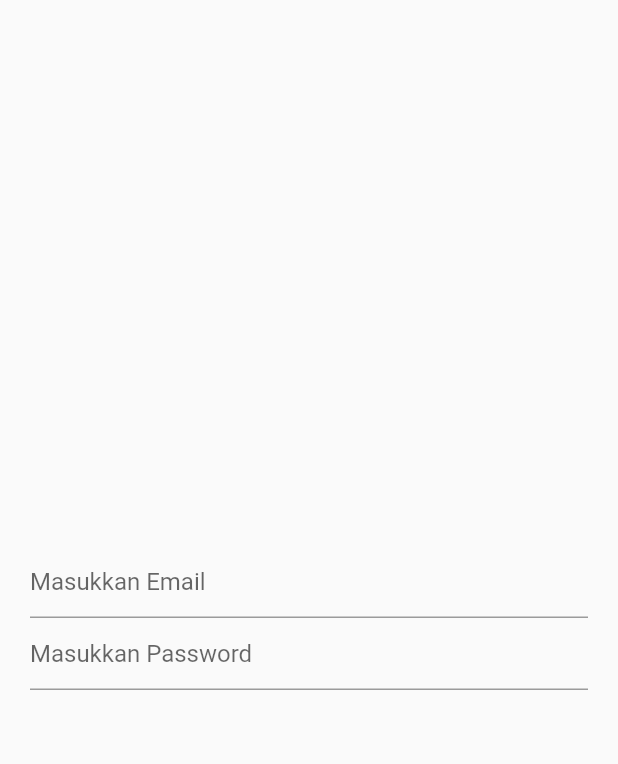
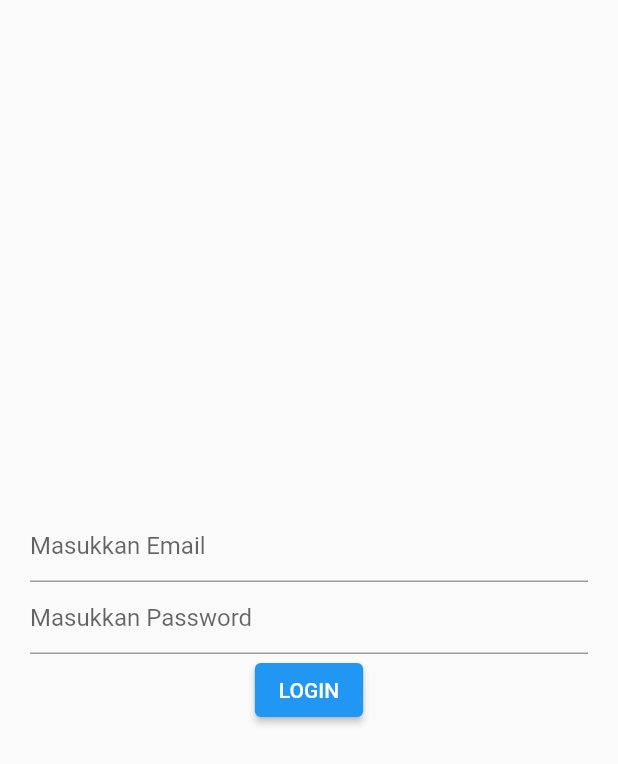
Before and after one commit to bintangpz/smart_polnes, a Flutter app: the screen it shows after launch, on a phone screen of 412 x 824 dp. Shown: the top 764 px of the screen. Run offline on Flutter 3.47's test engine with Material 2 defaults, Android fonts, the phone set to English and light mode, and no system bars.

Commit message:
modified:   lib/login_page.dart

```diff
--- a/lib/login_page.dart
+++ b/lib/login_page.dart
@@ -23,6 +23,7 @@ class _LoginPageState extends State<LoginPage> {
               TextFormField(
                 decoration: InputDecoration(hintText: "Masukkan Password"),
               ),
+              ElevatedButton(onPressed: () {}, child: Text("LOGIN")),
             ]),
           ),
         ]));
```
